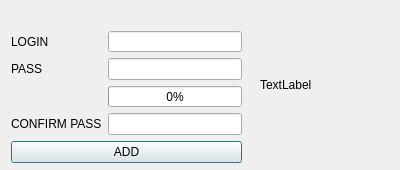
First picture: the form in gpw_project/gpw_app/adduser.ui, repository torrancee/gpwapp, before the edit.
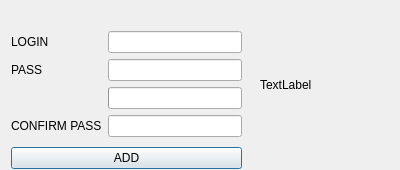
Second picture: the form after the edit.

Commit message: [gpw::app] progress bar color changed (linux only)

What changed in the file:
```diff
--- a/gpw_project/gpw_app/adduser.ui
+++ b/gpw_project/gpw_app/adduser.ui
@@ -26,13 +26,13 @@
     <string>TextLabel</string>
    </property>
   </widget>
-  <widget class="QWidget" name="">
+  <widget class="QWidget" name="layoutWidget">
    <property name="geometry">
     <rect>
      <x>11</x>
      <y>31</y>
      <width>231</width>
-     <height>132</height>
+     <height>138</height>
     </rect>
    </property>
    <layout class="QVBoxLayout" name="verticalLayout">
@@ -81,6 +81,9 @@
         <property name="value">
          <number>0</number>
         </property>
+        <property name="textVisible">
+         <bool>false</bool>
+        </property>
        </widget>
       </item>
      </layout>
```
The commit also changes 2 other files.
